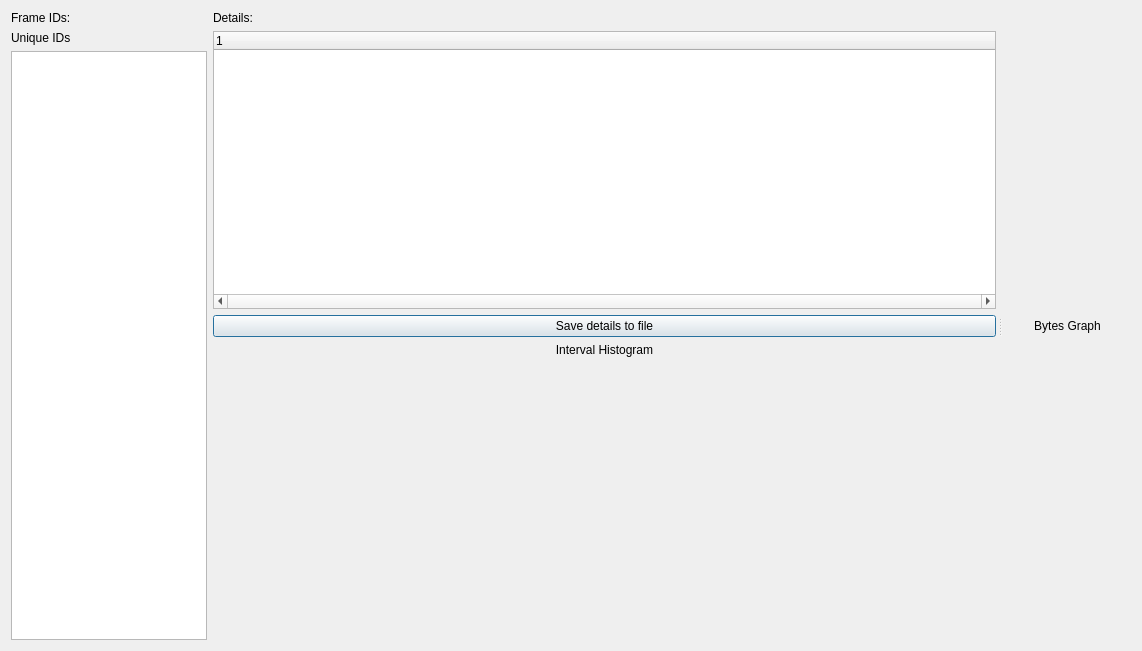
collin80/SavvyCAN, file ui/frameinfowindow.ui: the form before one commit.
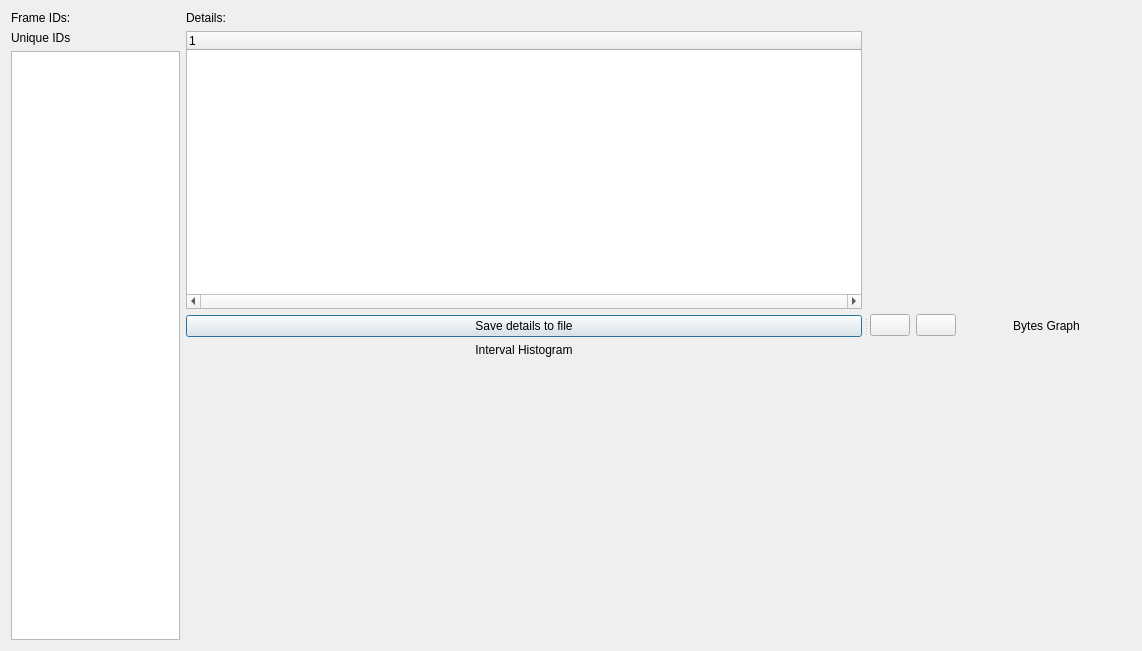
The form after the commit. Custom widgets are drawn as their Qt base class.

Commit message: Improve frame info window: timestamps, x-axis range, and per-byte-graph controls

Patch:
```diff
--- a/ui/frameinfowindow.ui
+++ b/ui/frameinfowindow.ui
@@ -126,6 +126,43 @@
         <layout class="QGridLayout" name="gridUpper"/>
        </item>
        <item>
+        <layout class="QHBoxLayout" name="horizontalLayout_bytesHeader">
+         <item>
+          <widget class="QPushButton" name="btnResetAllByteGraphs">
+           <property name="sizePolicy">
+            <sizepolicy hsizetype="Fixed" vsizetype="Fixed">
+             <horstretch>0</horstretch>
+             <verstretch>0</verstretch>
+            </sizepolicy>
+           </property>
+           <property name="text">
+            <string/>
+           </property>
+           <property name="toolTip">
+            <string>Reset all byte graphs to default scaling</string>
+           </property>
+          </widget>
+         </item>
+         <item>
+          <widget class="QPushButton" name="btnToggleAllPlotType">
+           <property name="sizePolicy">
+            <sizepolicy hsizetype="Fixed" vsizetype="Fixed">
+             <horstretch>0</horstretch>
+             <verstretch>0</verstretch>
+            </sizepolicy>
+           </property>
+           <property name="text">
+            <string/>
+           </property>
+           <property name="toolTip">
+            <string>Toggle all byte graphs line/scatter</string>
+           </property>
+           <property name="checkable">
+            <bool>true</bool>
+           </property>
+          </widget>
+         </item>
+         <item>
         <widget class="QLabel" name="label_3">
          <property name="text">
           <string>Bytes Graph</string>
@@ -134,6 +171,8 @@
           <set>Qt::AlignCenter</set>
          </property>
         </widget>
+         </item>
+        </layout>
        </item>
        <item>
         <layout class="QGridLayout" name="gridLower" rowstretch="0"/>
```
Lines whose indentation alone changed are shown as unchanged. The commit also changes 3 other files.
